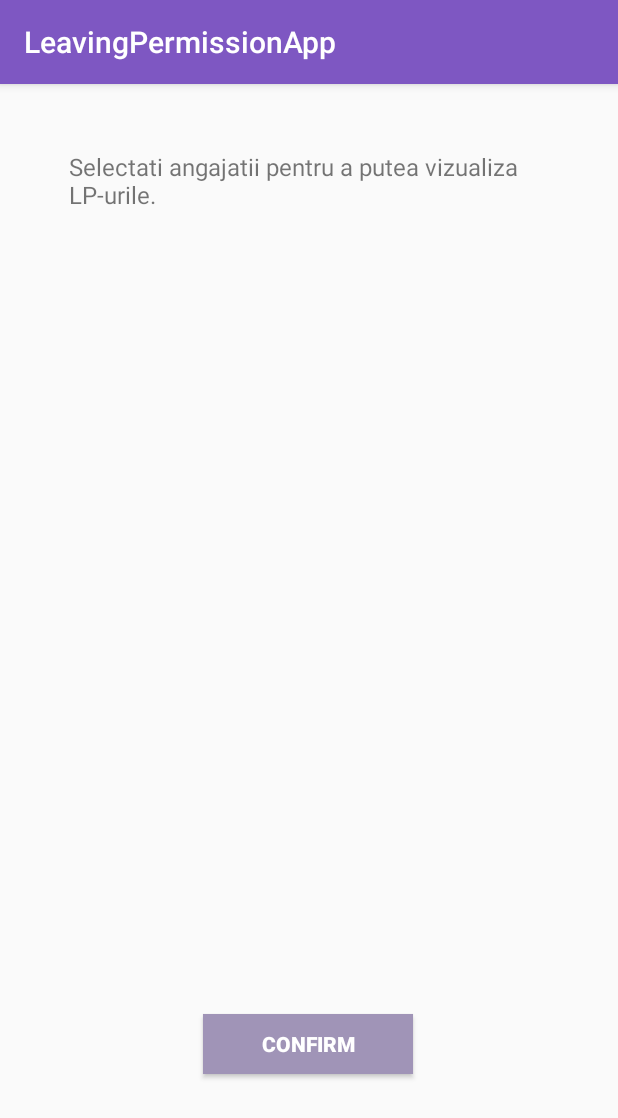
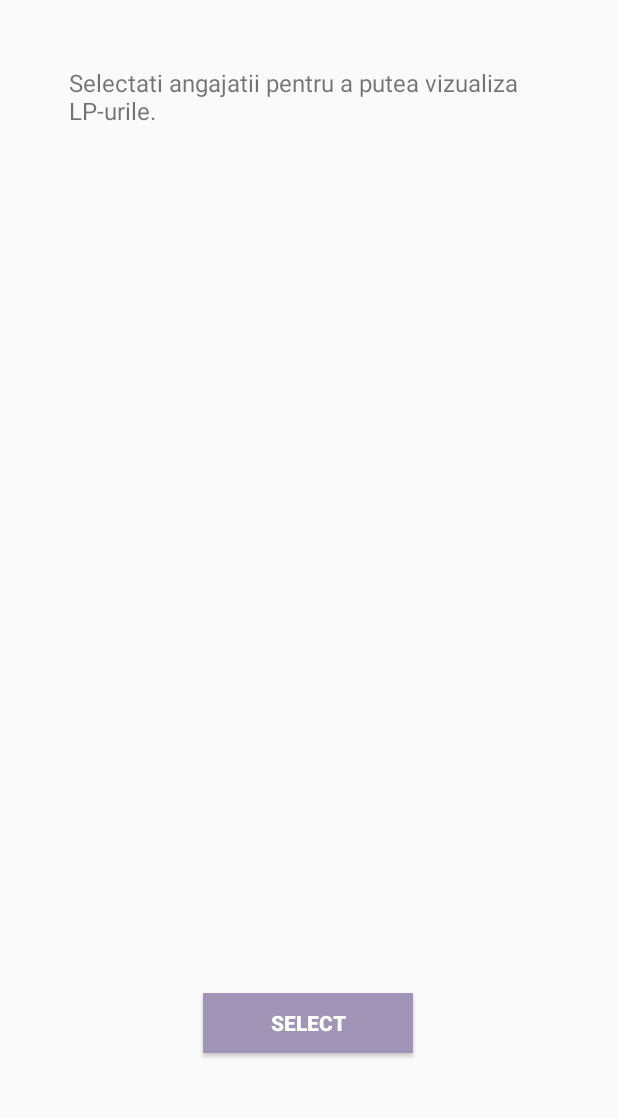
Before and after one commit to larissa898/LPApp-login, an Android app: the ViewTeam screen opened directly, with no data from a screen before it, on a phone screen of 412 x 824 dp. Shown: the top 1118 px of the screen. Run offline under Robolectric (Android 15) with nearby library versions, the phone set to English and light mode, and no system bars; our stand-ins replace Firebase (no records; nobody signed in at launch, a user with empty details on screens opened directly).

```diff
--- a/app/src/main/AndroidManifest.xml
+++ b/app/src/main/AndroidManifest.xml
@@ -10,7 +10,7 @@
         android:label="@string/app_name"
         android:roundIcon="@mipmap/ic_launcher_round"
         android:supportsRtl="true"
-        android:theme="@style/AppTheme">
+        android:theme="@style/AppTheme.NoActionBar">
         <activity android:name=".Activity.LPCalendarList"></activity>
         <activity android:name=".Activity.FinalCalendar" />
         <activity android:name=".Activity.RegisterActivity"   />
--- a/app/src/main/res/values/strings.xml
+++ b/app/src/main/res/values/strings.xml
@@ -40,7 +40,7 @@
     <string name="register_cancel">Cancel</string>
     <string name="register_form_button"> Register </string>
     <string name="hint_email_login">Email</string>
-    <string name="confirm_button">Confirm</string>
+    <string name="confirm_button">Select</string>
     <string name="lista_angajati">Selectati angajatii pentru a putea vizualiza LP-urile.</string>
     <string name="BACK">BACK</string>
     <string name="sure_text">Are you sure?</string>
```
Also changed, not shown: app/src/main/java/com/example/larisa/leavingpermissionapp/Adapters/RecycleViewAdapterLP.java (+9 -4 lines).
